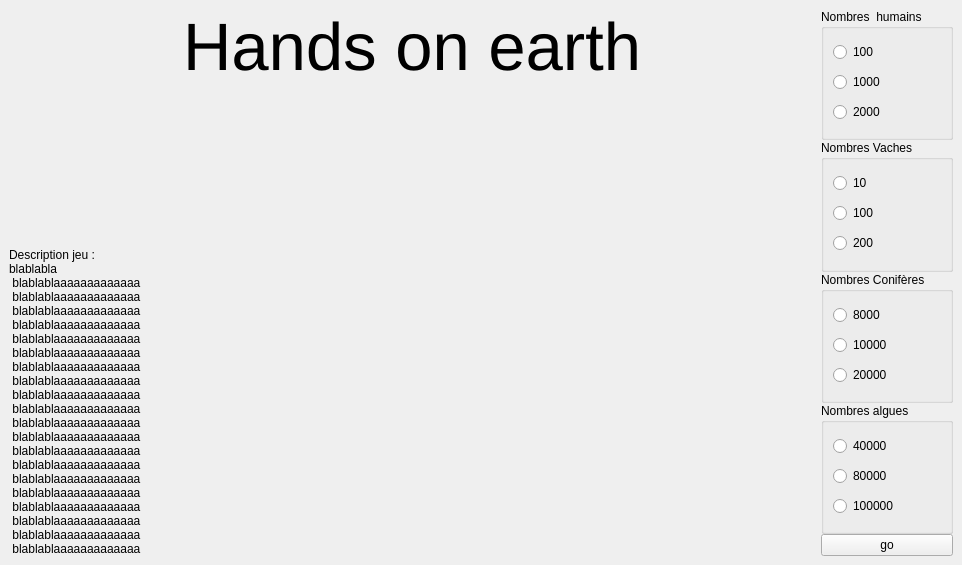
This is projet_graphique/projet_bis/fenetre1.ui in Fredecontre/ProjetCpp as Qt 5 draws it before an edit. The edited form follows.
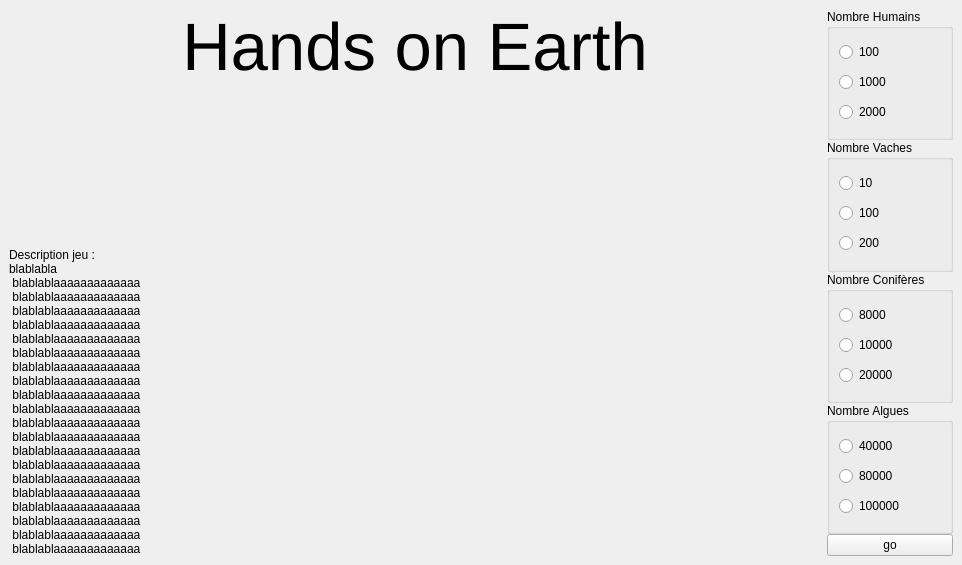
This is the edited form.

The edit to the form file:
```diff
--- a/projet_graphique/projet_bis/fenetre1.ui
+++ b/projet_graphique/projet_bis/fenetre1.ui
@@ -25,7 +25,7 @@
          </font>
         </property>
         <property name="text">
-         <string>Hands on earth</string>
+         <string>Hands on Earth</string>
         </property>
         <property name="alignment">
          <set>Qt::AlignHCenter|Qt::AlignTop</set>
@@ -86,7 +86,7 @@
       <item>
        <widget class="QGroupBox" name="groupBoxHumain">
         <property name="title">
-         <string>Nombres  humains</string>
+         <string>Nombre Humains</string>
         </property>
         <layout class="QVBoxLayout" name="verticalLayout">
          <item>
@@ -116,7 +116,7 @@
       <item>
        <widget class="QGroupBox" name="groupBoxVache">
         <property name="title">
-         <string>Nombres Vaches</string>
+         <string>Nombre Vaches</string>
         </property>
         <layout class="QVBoxLayout" name="verticalLayout_2">
          <item>
@@ -146,7 +146,7 @@
       <item>
        <widget class="QGroupBox" name="groupBox_Conifere">
         <property name="title">
-         <string>Nombres Conifères</string>
+         <string>Nombre Conifères</string>
         </property>
         <layout class="QVBoxLayout" name="verticalLayout_3">
          <item>
@@ -176,7 +176,7 @@
       <item>
        <widget class="QGroupBox" name="groupBox_Algue">
         <property name="title">
-         <string>Nombres algues</string>
+         <string>Nombre Algues</string>
         </property>
         <layout class="QVBoxLayout" name="verticalLayout_4">
          <item>
```
